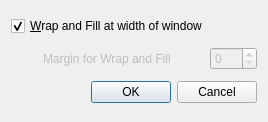
Old version of the form src/DialogWrapMargin.ui in the repository eteran/nedit-ng.
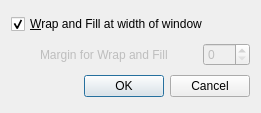
New version of the form.

The edit to the form file:
```diff
--- a/src/DialogWrapMargin.ui
+++ b/src/DialogWrapMargin.ui
@@ -6,8 +6,8 @@
    <rect>
     <x>0</x>
     <y>0</y>
-    <width>268</width>
-    <height>122</height>
+    <width>261</width>
+    <height>113</height>
    </rect>
   </property>
   <property name="windowTitle">
```
